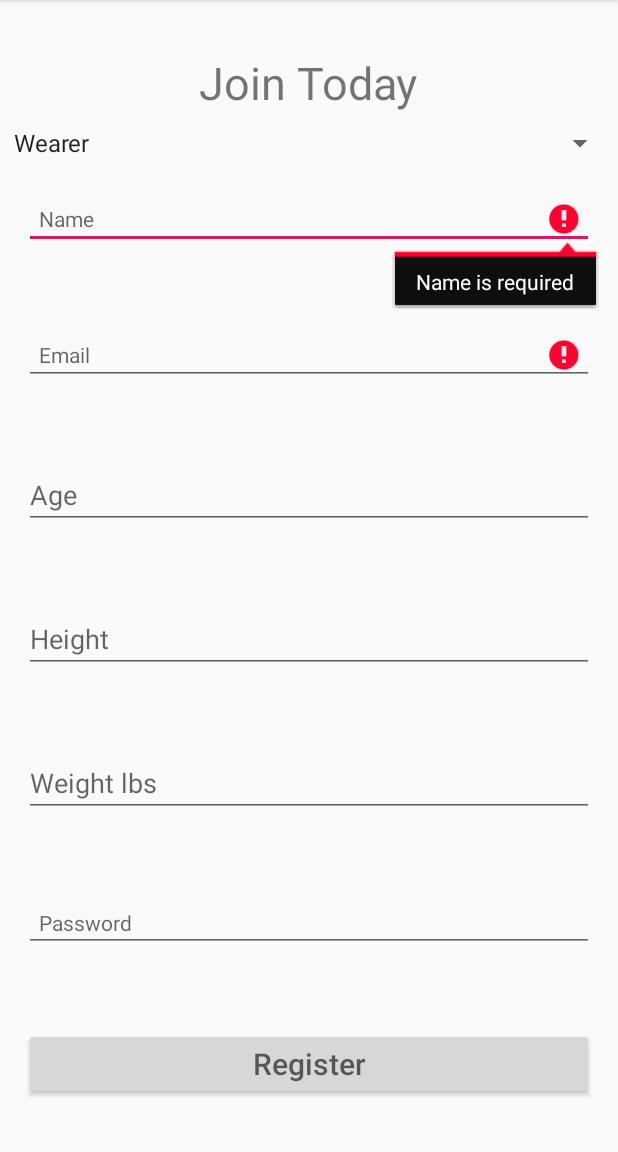
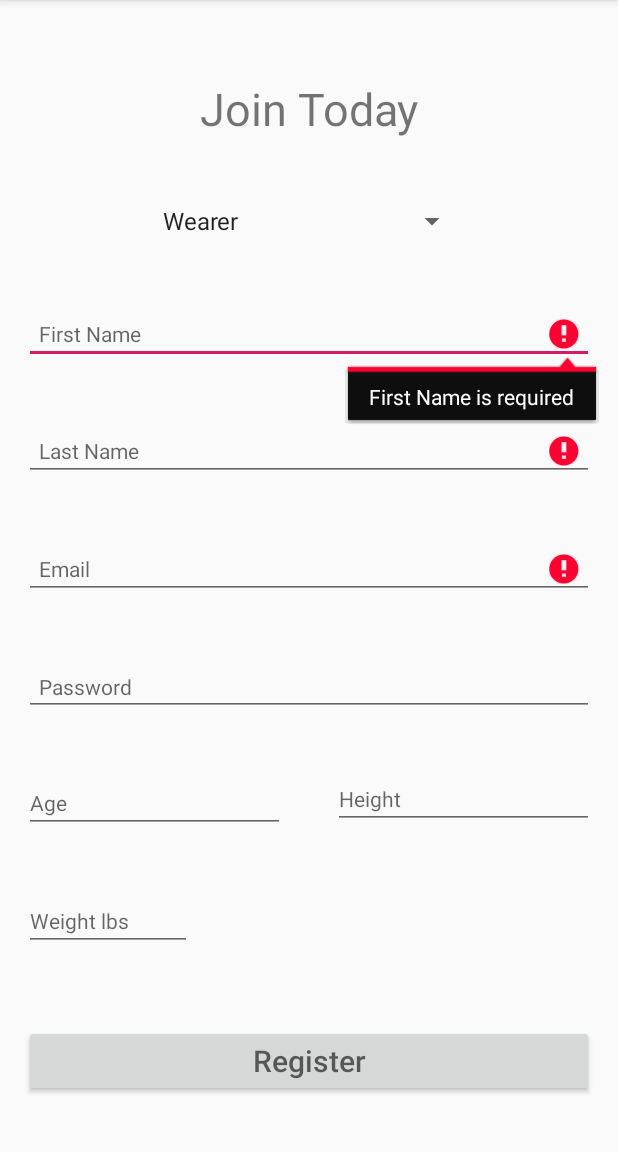
Before and after one commit to Elie-Kh/Grandma-Gear, an Android app: the RegisterActivity screen opened directly, with no data from a screen before it, after a tap on an icon or button, on a phone screen of 412 x 824 dp, the part 84-1236 px from its top. Run offline under Robolectric (Android 15) with nearby library versions, the phone set to English and light mode, and no system bars; our stand-ins replace Firebase (no records; nobody signed in at launch, a user with empty details on screens opened directly); 1 statement that could not run was skipped.

Commit message:
Added first name and last name to db. Cleaned the register page

```diff
--- a/GrandmaGear/app/src/main/java/com/example/grandmagear/FirebaseHelper.java
+++ b/GrandmaGear/app/src/main/java/com/example/grandmagear/FirebaseHelper.java
@@ -39,7 +39,8 @@ public class FirebaseHelper {
         Map<String,Object> user = new HashMap<>();
         user.put("Username", newUser.username);
         user.put("Email", newUser.email);
-        user.put("Name", newUser.name);
+        user.put("First Name", newUser.firstName);
+        user.put("Last Name", newUser.lastName);
         user.put("Password", newUser.password);
         user.put("Account Type", newUser.acc_type);
         user.put("Age", newUser.age);
--- a/GrandmaGear/app/src/main/java/com/example/grandmagear/FirebaseObjects.java
+++ b/GrandmaGear/app/src/main/java/com/example/grandmagear/FirebaseObjects.java
@@ -8,7 +8,8 @@ public class FirebaseObjects {
     public static class UserDBO{
         protected String username;
         protected String email;
-        protected String name;
+        protected String firstName;
+        protected String lastName;
         protected String password;
         protected Boolean acc_type;
         protected int age = 0;
@@ -19,23 +20,26 @@ public class FirebaseObjects {
 
         /*the following constructor is strictly for testing purposes*/
 
-        public UserDBO(String email, String name) {
+        public UserDBO(String email, String firstName, String lastName) {
             this.email = email;
-            this.name = name;
+            this.firstName = firstName;
+            this.lastName = lastName;
         }
 
-        public UserDBO(/*String username,*/ String email, String name, String password, Boolean acc_type) {
+        public UserDBO(/*String username,*/ String email, String firstName, String lastName, String password, Boolean acc_type) {
             //this.username = username;
             this.email = email;
-            this.name = name;
+            this.firstName = firstName;
+            this.lastName = lastName;
             this.password = password;
             this.acc_type = acc_type;
         }
 
-        public UserDBO(/*String username,*/ String email, String name, String password, Boolean acc_type, int age, int weight, int height) {
+        public UserDBO(/*String username,*/ String email, String firstName, String lastName, String password, Boolean acc_type, int age, int weight, int height) {
             //this.username = username;
             this.email = email;
-            this.name = name;
+            this.firstName = firstName;
+            this.lastName = lastName;
             this.password = password;
             this.acc_type = acc_type;
             this.age = age;
--- a/GrandmaGear/app/src/main/java/com/example/grandmagear/RegisterActivity.java
+++ b/GrandmaGear/app/src/main/java/com/example/grandmagear/RegisterActivity.java
@@ -6,7 +6,6 @@ import androidx.appcompat.app.AppCompatActivity;
 import android.content.Intent;
 import android.os.Bundle;
 import android.text.TextUtils;
-import android.util.Log;
 import android.util.Patterns;
 import android.view.View;
 import android.widget.AdapterView;
@@ -18,24 +17,15 @@ import android.widget.Spinner;
 import android.widget.Toast;
 
 import com.google.android.gms.tasks.OnCompleteListener;
-import com.google.android.gms.tasks.OnFailureListener;
-import com.google.android.gms.tasks.OnSuccessListener;
 import com.google.android.gms.tasks.Task;
 import com.google.firebase.auth.AuthResult;
 import com.google.firebase.auth.FirebaseAuth;
-import com.google.firebase.firestore.DocumentReference;
 import com.google.firebase.firestore.FirebaseFirestore;
-import com.google.firebase.firestore.auth.User;
-
-import org.w3c.dom.Text;
-
-import java.util.HashMap;
-import java.util.Map;
 
 public class RegisterActivity extends AppCompatActivity {
     public static final String TAG = "_RegisterActivity";
 
-    protected EditText mName, mEmail, mPassword, mAge, mWeight, mHeight;
+    protected EditText mFirstName,mLastName, mEmail, mPassword, mAge, mWeight, mHeight;
     protected Button mRegisterButton;
     protected Spinner mRegisterSpinner;
     protected ProgressBar mRegisterProgressBar;
@@ -64,7 +54,8 @@ public class RegisterActivity extends AppCompatActivity {
     }
 
     void setupUI(){
-        mName = findViewById(R.id.name);
+        mFirstName = findViewById(R.id.firstName);
+        mLastName = findViewById(R.id.lastName);
         mEmail = findViewById(R.id.email);
         mPassword = findViewById(R.id.password);
         mAge = findViewById(R.id.age);
@@ -89,12 +80,12 @@ public class RegisterActivity extends AppCompatActivity {
                     mAge.setVisibility(View.GONE);
                     mHeight.setVisibility(View.GONE);
                     mWeight.setVisibility(View.GONE);
-                    acc_type = false;
+                    acc_type = true;
                 }else{
                     mAge.setVisibility(View.VISIBLE);
                     mHeight.setVisibility(View.VISIBLE);
                     mWeight.setVisibility(View.VISIBLE);
-                    acc_type = true;
+                    acc_type = false;
                 }
 
             }
@@ -118,13 +109,18 @@ public class RegisterActivity extends AppCompatActivity {
             public void onClick(View v) {
                 final String email = mEmail.getText().toString().trim();
                 final String password = mPassword.getText().toString().trim();
-                final String name = mName.getText().toString();
+                final String firstName = mFirstName.getText().toString();
+                final String lastName = mLastName.getText().toString();
                 final String age = mAge.getText().toString();
                 final String weight = mWeight.getText().toString();
                 final String height = mHeight.getText().toString();
 
-                if(TextUtils.isEmpty(name)){
-                    mName.setError("Name is required");
+                if(TextUtils.isEmpty(firstName)){
+                    mFirstName.setError("First Name is required");
+                }
+
+                if(TextUtils.isEmpty(lastName)){
+                    mLastName.setError("Last Name is required");
                 }
 
                 if(TextUtils.isEmpty(email)){
@@ -136,20 +132,22 @@ public class RegisterActivity extends AppCompatActivity {
                     mEmail.setError("Email is not valid");
                 }
 
-                if(TextUtils.isEmpty(age)){
+                if(!acc_type) {
+                    if (TextUtils.isEmpty(age)) {
                         mAge.setError("Age is required");
                     }
 
-                if(Integer.parseInt(age) < 12){
+                    if (Integer.parseInt(age) < 12) {
                         mAge.setError("You are to young to use this app");
                     }
 
-                if(TextUtils.isEmpty(weight)){
+                    if (TextUtils.isEmpty(weight)) {
                         mWeight.setError("Weight is required");
                     }
 
-                if(TextUtils.isEmpty(height)){
+                    if (TextUtils.isEmpty(height)) {
                         mHeight.setError("Height is required");
+                    }
                 }
 
                 if(TextUtils.isEmpty(password)){
@@ -173,11 +171,11 @@ public class RegisterActivity extends AppCompatActivity {
                             Toast.makeText(RegisterActivity.this, "User Created!", Toast.LENGTH_SHORT).show();
                             //TODO: Remove the ";" and the comment delimiter, and create the user.
                             if(acc_type) {
-                                FirebaseObjects.UserDBO newUser = new FirebaseObjects.UserDBO(email, name, password, acc_type);
+                                FirebaseObjects.UserDBO newUser = new FirebaseObjects.UserDBO(email, firstName,lastName, password, acc_type);
                                 FirebaseHelper firebaseHelper = new FirebaseHelper();
                                 firebaseHelper.AddUser(newUser);
                             }else{
-                                FirebaseObjects.UserDBO newUser = new FirebaseObjects.UserDBO(email, name, password, acc_type, Integer.parseInt(age),
+                                FirebaseObjects.UserDBO newUser = new FirebaseObjects.UserDBO(email, firstName,lastName, password, acc_type, Integer.parseInt(age),
                                         Integer.parseInt(weight), Integer.parseInt(height));
                                 FirebaseHelper firebaseHelper = new FirebaseHelper();
                                 firebaseHelper.AddUser(newUser);
@@ -218,7 +216,11 @@ public class RegisterActivity extends AppCompatActivity {
         super.onStart();
         mEmail.setText("");
         mPassword.setText("");
-        mName.setText("");
+        mFirstName.setText("");
+        mLastName.setText("");
+        mAge.setText("");
+        mHeight.setText("");
+        mWeight.setText("");
         mRegisterProgressBar.setVisibility(View.GONE);
     }
 
@@ -227,7 +229,11 @@ public class RegisterActivity extends AppCompatActivity {
         super.onResume();
         mEmail.setText("");
         mPassword.setText("");
-        mName.setText("");
+        mFirstName.setText("");
+        mLastName.setText("");
+        mAge.setText("");
+        mHeight.setText("");
+        mWeight.setText("");
         mRegisterProgressBar.setVisibility(View.GONE);
     }
 
--- a/GrandmaGear/app/src/main/res/layout/activity_register.xml
+++ b/GrandmaGear/app/src/main/res/layout/activity_register.xml
@@ -11,19 +11,18 @@
         android:layout_width="wrap_content"
         android:layout_height="wrap_content"
         android:layout_marginStart="176dp"
-        android:layout_marginTop="16dp"
+        android:layout_marginTop="45dp"
         android:layout_marginEnd="176dp"
         android:layout_marginBottom="16dp"
         android:text="@string/join_today"
         android:textSize="30sp"
-        app:layout_constraintBottom_toTopOf="@+id/name"
+        app:layout_constraintBottom_toTopOf="@+id/registerSpinner"
         app:layout_constraintEnd_toEndOf="parent"
-        app:layout_constraintHorizontal_bias="0.505"
         app:layout_constraintStart_toStartOf="parent"
         app:layout_constraintTop_toTopOf="parent" />
 
     <EditText
-        android:id="@+id/name"
+        android:id="@+id/firstName"
         android:layout_width="0dp"
         android:layout_height="wrap_content"
         android:layout_marginStart="16dp"
@@ -31,15 +30,34 @@
         android:layout_marginEnd="16dp"
         android:layout_marginBottom="16dp"
         android:ems="10"
-        android:hint="@string/name"
+        android:hint="@string/first_name"
+        android:inputType="textPersonName"
+        android:padding="10dp"
+        android:textSize="14sp"
+        app:layout_constraintBottom_toTopOf="@+id/lastName"
+        app:layout_constraintEnd_toEndOf="parent"
+        app:layout_constraintHorizontal_bias="1.0"
+        app:layout_constraintStart_toStartOf="parent"
+        app:layout_constraintTop_toBottomOf="@+id/registerSpinner" />
+
+    <EditText
+        android:id="@+id/lastName"
+        android:layout_width="0dp"
+        android:layout_height="wrap_content"
+        android:layout_marginStart="16dp"
+        android:layout_marginTop="16dp"
+        android:layout_marginEnd="16dp"
+        android:layout_marginBottom="16dp"
+        android:ems="10"
+        android:hint="@string/last_name"
         android:inputType="textPersonName"
         android:padding="10dp"
         android:textSize="14sp"
         app:layout_constraintBottom_toTopOf="@+id/email"
         app:layout_constraintEnd_toEndOf="parent"
-        app:layout_constraintHorizontal_bias="1.0"
+        app:layout_constraintHorizontal_bias="0.0"
         app:layout_constraintStart_toStartOf="parent"
-        app:layout_constraintTop_toBottomOf="@+id/textView" />
+        app:layout_constraintTop_toBottomOf="@+id/firstName" />
 
     <EditText
         android:id="@+id/email"
@@ -54,11 +72,11 @@
         android:inputType="textEmailAddress"
         android:padding="10dp"
         android:textSize="14sp"
-        app:layout_constraintBottom_toTopOf="@+id/age"
+        app:layout_constraintBottom_toTopOf="@+id/password"
         app:layout_constraintEnd_toEndOf="parent"
-        app:layout_constraintHorizontal_bias="0.0"
+        app:layout_constraintHorizontal_bias="1.0"
         app:layout_constraintStart_toStartOf="parent"
-        app:layout_constraintTop_toBottomOf="@+id/name" />
+        app:layout_constraintTop_toBottomOf="@+id/lastName" />
 
     <EditText
         android:id="@+id/password"
@@ -73,27 +91,27 @@
         android:inputType="textPassword"
         android:padding="10dp"
         android:textSize="14sp"
-        app:layout_constraintBottom_toTopOf="@+id/registerButton"
+        app:layout_constraintBottom_toTopOf="@+id/age"
         app:layout_constraintEnd_toEndOf="parent"
         app:layout_constraintHorizontal_bias="1.0"
         app:layout_constraintStart_toStartOf="parent"
-        app:layout_constraintTop_toBottomOf="@+id/weight" />
+        app:layout_constraintTop_toBottomOf="@+id/email" />
 
     <Button
         android:id="@+id/registerButton"
         android:layout_width="0dp"
         android:layout_height="wrap_content"
         android:layout_marginStart="16dp"
-        android:layout_marginTop="16dp"
+        android:layout_marginTop="27dp"
         android:layout_marginEnd="16dp"
-        android:layout_marginBottom="16dp"
+        android:layout_marginBottom="30dp"
         android:hint="@string/register"
         android:textSize="20sp"
         app:layout_constraintBottom_toTopOf="@+id/registerProgressBar"
         app:layout_constraintEnd_toEndOf="parent"
         app:layout_constraintHorizontal_bias="0.0"
         app:layout_constraintStart_toStartOf="parent"
-        app:layout_constraintTop_toBottomOf="@+id/password"
+        app:layout_constraintTop_toBottomOf="@+id/weight"
         tools:text="Register" />
 
     <ProgressBar
@@ -101,12 +119,13 @@
         style="?android:attr/progressBarStyle"
         android:layout_width="wrap_content"
         android:layout_height="wrap_content"
-        android:layout_marginTop="8dp"
-        android:layout_marginBottom="16dp"
+        android:layout_marginStart="246dp"
+        android:layout_marginTop="37dp"
+        android:layout_marginEnd="240dp"
+        android:layout_marginBottom="81dp"
         android:visibility="invisible"
         app:layout_constraintBottom_toBottomOf="parent"
         app:layout_constraintEnd_toEndOf="parent"
-        app:layout_constraintHorizontal_bias="0.498"
         app:layout_constraintStart_toStartOf="parent"
         app:layout_constraintTop_toBottomOf="@+id/registerButton" />
 
@@ -116,18 +135,18 @@
         android:layout_height="wrap_content"
         android:layout_marginStart="16dp"
         android:layout_marginTop="16dp"
-        android:layout_marginEnd="16dp"
+        android:layout_marginEnd="284dp"
         android:layout_marginBottom="16dp"
         android:digits="1234567890"
-        android:maxLength="3"
         android:ems="10"
         android:hint="@string/weight"
         android:inputType="number"
-        app:layout_constraintBottom_toTopOf="@+id/password"
+        android:maxLength="3"
+        android:textSize="14sp"
+        app:layout_constraintBottom_toTopOf="@+id/registerButton"
         app:layout_constraintEnd_toEndOf="parent"
-        app:layout_constraintHorizontal_bias="0.0"
         app:layout_constraintStart_toStartOf="parent"
-        app:layout_constraintTop_toBottomOf="@+id/height" />
+        app:layout_constraintTop_toBottomOf="@+id/age" />
 
     <EditText
         android:id="@+id/age"
@@ -138,15 +157,15 @@
         android:layout_marginEnd="16dp"
         android:layout_marginBottom="16dp"
         android:digits="1234567890"
-        android:maxLength="2"
         android:ems="10"
         android:hint="@string/age"
         android:inputType="number"
-        app:layout_constraintBottom_toTopOf="@+id/height"
-        app:layout_constraintEnd_toEndOf="parent"
-        app:layout_constraintHorizontal_bias="0.0"
+        android:maxLength="2"
+        android:textSize="14sp"
+        app:layout_constraintBottom_toTopOf="@+id/weight"
+        app:layout_constraintEnd_toStartOf="@+id/height"
         app:layout_constraintStart_toStartOf="parent"
-        app:layout_constraintTop_toBottomOf="@+id/email" />
+        app:layout_constraintTop_toBottomOf="@+id/password" />
 
     <EditText
         android:id="@+id/height"
@@ -157,25 +176,26 @@
         android:layout_marginEnd="16dp"
         android:layout_marginBottom="16dp"
         android:digits="1234567890"
-        android:maxLength="3"
         android:ems="10"
         android:hint="@string/height"
         android:inputType="number"
-        app:layout_constraintBottom_toTopOf="@+id/weight"
+        android:maxLength="3"
+        android:textSize="14sp"
+        app:layout_constraintBottom_toTopOf="@+id/registerButton"
         app:layout_constraintEnd_toEndOf="parent"
-        app:layout_constraintHorizontal_bias="0.0"
-        app:layout_constraintStart_toStartOf="parent"
-        app:layout_constraintTop_toBottomOf="@+id/age" />
+        app:layout_constraintStart_toEndOf="@+id/age"
+        app:layout_constraintTop_toBottomOf="@+id/password"
+        app:layout_constraintVertical_bias="0.145" />
 
     <Spinner
         android:id="@+id/registerSpinner"
-        android:layout_width="409dp"
-        android:layout_height="wrap_content"
-        android:layout_marginStart="1dp"
-        android:layout_marginTop="1dp"
-        android:layout_marginEnd="1dp"
-        android:layout_marginBottom="12dp"
-        app:layout_constraintBottom_toTopOf="@+id/name"
+        android:layout_width="211dp"
+        android:layout_height="33dp"
+        android:layout_marginStart="162dp"
+        android:layout_marginTop="16dp"
+        android:layout_marginEnd="161dp"
+        android:layout_marginBottom="16dp"
+        app:layout_constraintBottom_toTopOf="@+id/firstName"
         app:layout_constraintEnd_toEndOf="parent"
         app:layout_constraintStart_toStartOf="parent"
         app:layout_constraintTop_toBottomOf="@+id/textView" />
--- a/GrandmaGear/app/src/main/res/values/strings.xml
+++ b/GrandmaGear/app/src/main/res/values/strings.xml
@@ -21,9 +21,6 @@
     <!-- activity_log_in xml -->
     <string name="login">Log In</string>
     <string name="email">Email</string>
-    <string name="weight">Weight lbs</string>
-    <string name="age">Age</string>
-    <string name="height">Height</string>
     <string name="password">Password</string>
     <string name="signup">Need Account? Sign Up Here</string>
 
@@ -40,7 +37,11 @@
 
     <!-- activity_register xml -->
     <string name="join_today">Join Today</string>
-    <string name="name">Name</string>
+    <string name="first_name">First Name</string>
+    <string name="last_name">Last Name</string>
+    <string name="weight">Weight lbs</string>
+    <string name="age">Age</string>
+    <string name="height">Height</string>
     <string name="register">Register</string>
 
     <!-- activity_user xml -->
```
Lines whose indentation alone changed are shown as unchanged.
